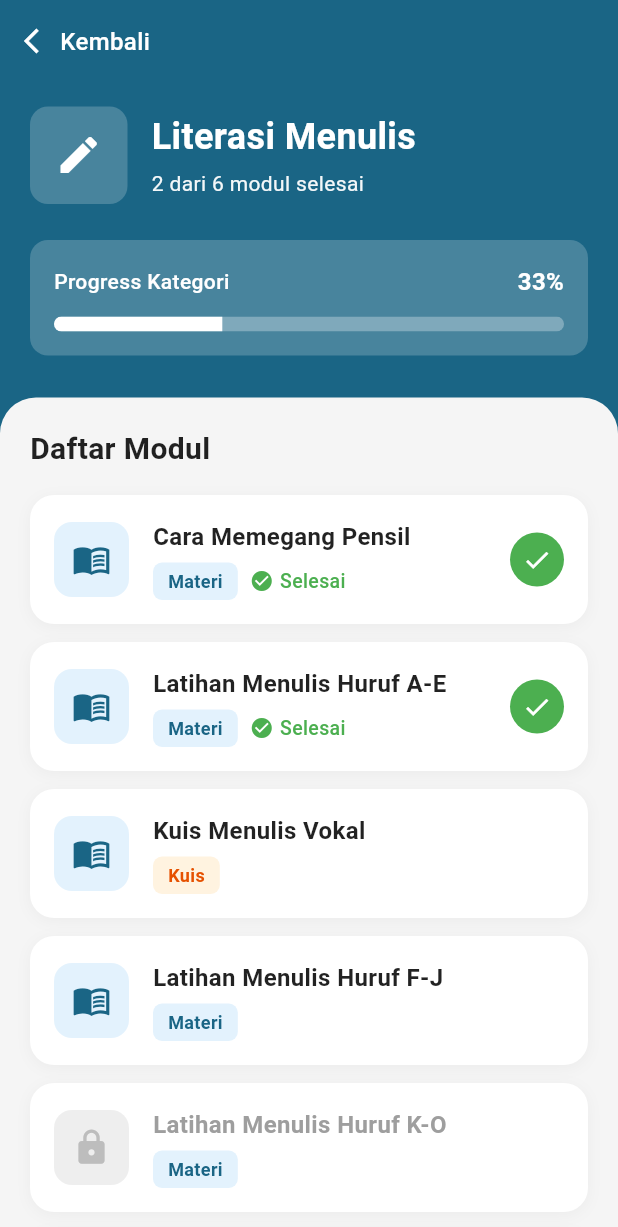
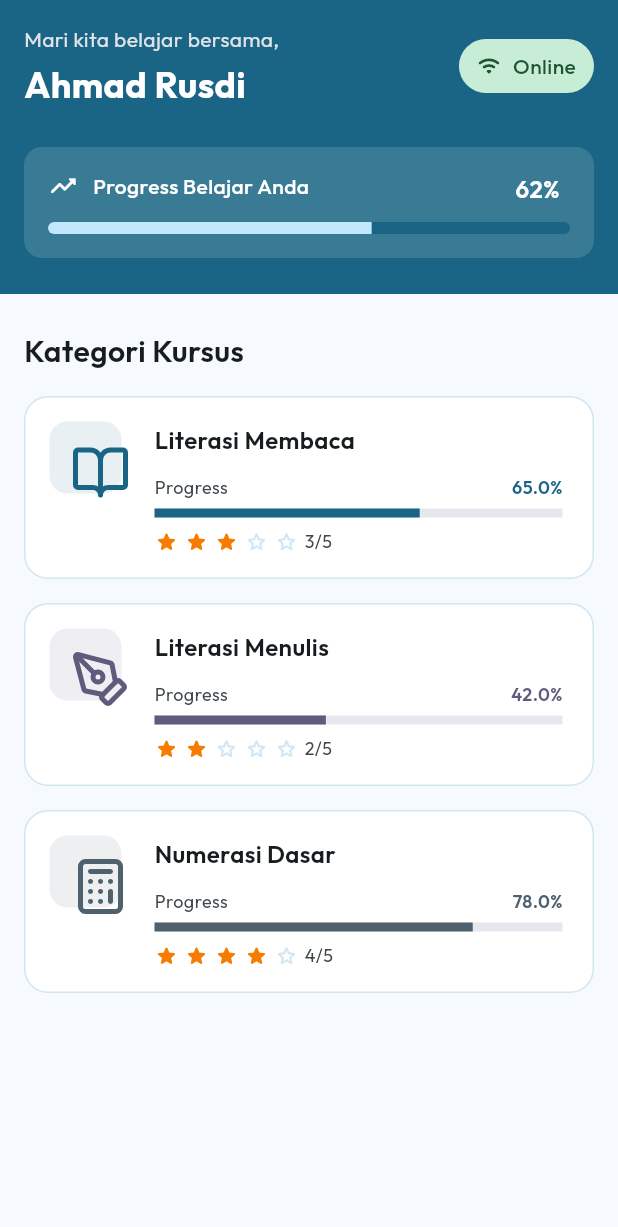
Before and after one commit to JavierGavra/SekolahKita, a Flutter app: the CoursePage screen opened directly, on a phone screen of 412 x 824 dp. Shown: the top 1227 px of the screen. Run offline on Flutter 3.47's test engine with Material 3 defaults, Android fonts, the phone set to English and light mode, and no system bars; our stand-ins replace connectivity_plus, flutter_svg, sqflite; accounts and stored records are empty.

Commit message:
feat: [JG] Course List page

```diff
--- a/lib/features/kursus/views/course_page.dart
+++ b/lib/features/course/views/pages/course_detail_page.dart
@@ -1,13 +1,13 @@
 import 'package:flutter/material.dart';
-import '../models/course_model.dart';
-import '../services/course_services.dart';
-import 'widgets/course_header.dart';
-import 'widgets/progress_card.dart';
-import 'widgets/module_card.dart';
-import 'widgets/info_card.dart';
+import '../../models/course_model.dart';
+import '../../services/course_services.dart';
+import '../widgets/course_detail_header.dart';
+import '../widgets/progress_card.dart';
+import '../widgets/module_card.dart';
+import '../widgets/info_card.dart';
 
-class CoursePage extends StatelessWidget {
-  const CoursePage({Key? key}) : super(key: key);
+class CourseDetailPage extends StatelessWidget {
+  const CourseDetailPage({super.key});
 
   @override
   Widget build(BuildContext context) {
@@ -40,7 +40,7 @@ class CoursePage extends StatelessWidget {
                 ],
               ),
             ),
-            CourseHeader(
+            CourseDetailHeader(
               title: course.title,
               completedModules: course.completedModules,
               totalModules: course.totalModules,
@@ -70,7 +70,9 @@ class CoursePage extends StatelessWidget {
                         ),
                       ),
                       const SizedBox(height: 16),
-                      ...course.modules.map((module) => ModuleCard(module: module)),
+                      ...course.modules.map(
+                        (module) => ModuleCard(module: module),
+                      ),
                       const SizedBox(height: 16),
                       const InfoCard(),
                       const SizedBox(height: 20),
--- /dev/null
+++ b/lib/features/course/views/pages/course_page.dart
@@ -0,0 +1,62 @@
+import 'package:flutter/material.dart';
+import 'package:flutter_svg/svg.dart';
+import 'package:sekolah_kita/core/constant/svg_assets.dart';
+import 'package:sekolah_kita/features/course/views/widgets/course_card.dart';
+import 'package:sekolah_kita/features/course/views/widgets/course_header.dart';
+
+class CoursePage extends StatelessWidget {
+  const CoursePage({super.key});
+
+  @override
+  Widget build(BuildContext context) {
+    final color = Theme.of(context).colorScheme;
+    return Scaffold(
+      body: Column(
+        children: [
+          CourseHeader(),
+          Container(
+            width: double.infinity,
+            padding: EdgeInsets.symmetric(horizontal: 16, vertical: 24),
+            child: Column(
+              crossAxisAlignment: CrossAxisAlignment.start,
+              children: [
+                Text(
+                  'Kategori Kursus',
+                  style: TextStyle(
+                    fontSize: 20,
+                    height: 1.4,
+                    fontWeight: FontWeight.w600,
+                  ),
+                ),
+                SizedBox(height: 16),
+                CourseCard(
+                  title: 'Literasi Membaca',
+                  iconPath: SvgAssets.introReadingIcon,
+                  accentColor: color.primary,
+                  progress: 0.65,
+                  myStars: 3,
+                ),
+                SizedBox(height: 16),
+                CourseCard(
+                  title: 'Literasi Menulis',
+                  iconPath: SvgAssets.introWritingIcon,
+                  accentColor: color.tertiary,
+                  progress: 0.42,
+                  myStars: 2,
+                ),
+                SizedBox(height: 16),
+                CourseCard(
+                  title: 'Numerasi Dasar',
+                  iconPath: SvgAssets.introNumerationIcon,
+                  accentColor: color.secondary,
+                  progress: 0.78,
+                  myStars: 4,
+                ),
+              ],
+            ),
+          ),
+        ],
+      ),
+    );
+  }
+}
--- /dev/null
+++ b/lib/features/course/views/widgets/course_card.dart
@@ -0,0 +1,152 @@
+import 'package:flutter/material.dart';
+import 'package:flutter_svg/svg.dart';
+
+class CourseCard extends StatelessWidget {
+  const CourseCard({
+    super.key,
+    required this.title,
+    required this.iconPath,
+    required this.accentColor,
+    required this.progress,
+    required this.myStars,
+  });
+
+  final String title, iconPath;
+  final Color accentColor;
+  final double progress;
+  final int myStars;
+
+  @override
+  Widget build(BuildContext context) {
+    final color = Theme.of(context).colorScheme;
+
+    return Container(
+      padding: const EdgeInsets.fromLTRB(16, 16, 20, 16),
+      decoration: BoxDecoration(
+        color: color.surfaceContainerLowest,
+        borderRadius: BorderRadius.circular(16),
+        border: Border.all(color: color.secondaryContainer),
+      ),
+      child: Row(
+        crossAxisAlignment: CrossAxisAlignment.start,
+        spacing: 22,
+        children: [
+          _buildIcon(color),
+          Expanded(
+            child: Column(
+              crossAxisAlignment: CrossAxisAlignment.start,
+              children: [
+                _buildTitle(),
+                SizedBox(height: 12),
+                ..._buildProgress(color),
+                SizedBox(height: 8),
+                _buildStars(color),
+              ],
+            ),
+          ),
+        ],
+      ),
+    );
+  }
+
+  Widget _buildIcon(ColorScheme color) {
+    return Stack(
+      clipBehavior: Clip.none,
+      children: [
+        Container(
+          width: 48,
+          height: 48,
+          decoration: BoxDecoration(
+            color: accentColor.withValues(alpha: 0.1),
+            borderRadius: BorderRadius.circular(12),
+          ),
+        ),
+        Positioned(
+          bottom: -6,
+          right: -6,
+          child: SvgPicture.asset(iconPath, width: 40, height: 40),
+        ),
+      ],
+    );
+  }
+
+  Widget _buildTitle() {
+    return Text(
+      title,
+      style: TextStyle(fontSize: 16, height: 1.5, fontWeight: FontWeight.w600),
+    );
+  }
+
+  List<Widget> _buildProgress(ColorScheme color) {
+    return [
+      Row(
+        mainAxisAlignment: MainAxisAlignment.spaceBetween,
+        children: [
+          Text(
+            "Progress",
+            style: TextStyle(
+              color: color.onSurfaceVariant,
+              fontSize: 12,
+              height: 1.333,
+            ),
+          ),
+          Text(
+            "${progress * 100}%",
+            style: TextStyle(
+              color: accentColor,
+              fontWeight: FontWeight.w600,
+              fontSize: 12,
+              height: 1.333,
+            ),
+          ),
+        ],
+      ),
+      SizedBox(height: 6),
+      LinearProgressIndicator(
+        value: progress,
+        minHeight: 6,
+        color: accentColor,
+        backgroundColor: color.surfaceContainerHigh,
+      ),
+    ];
+  }
+
+  Widget _buildStars(ColorScheme color) {
+    return Row(
+      children: [
+        ...List.generate(5, (index) {
+          if (index < myStars) {
+            return Padding(
+              padding: const EdgeInsets.only(right: 4),
+              child: Icon(
+                Icons.star_rounded,
+                size: 16,
+                color: const Color(0xFFF57C00),
+              ),
+            );
+          } else {
+            return Padding(
+              padding: const EdgeInsets.only(right: 4),
+              child: Icon(
+                Icons.star_border_rounded,
+                size: 16,
+                color: color.secondaryContainer,
+              ),
+            );
+          }
+        }),
+        Padding(
+          padding: EdgeInsets.only(right: 2),
+          child: Text(
+            "$myStars/5",
+            style: TextStyle(
+              color: color.onSurfaceVariant,
+              fontSize: 12,
+              height: 1.333,
+            ),
+          ),
+        ),
+      ],
+    );
+  }
+}
--- a/lib/features/kursus/views/widgets/course_header.dart
+++ b/lib/features/course/views/widgets/course_detail_header.dart
@@ -1,11 +1,11 @@
 import 'package:flutter/material.dart';
 
-class CourseHeader extends StatelessWidget {
+class CourseDetailHeader extends StatelessWidget {
   final String title;
   final int completedModules;
   final int totalModules;
 
-  const CourseHeader({
+  const CourseDetailHeader({
     Key? key,
     required this.title,
     required this.completedModules,
--- /dev/null
+++ b/lib/features/course/views/widgets/course_header.dart
@@ -0,0 +1,118 @@
+import 'package:flutter/material.dart';
+import 'package:sekolah_kita/core/widgets/online_chip.dart';
+
+class CourseHeader extends StatelessWidget {
+  const CourseHeader({super.key});
+
+  @override
+  Widget build(BuildContext context) {
+    final color = Theme.of(context).colorScheme;
+    return Container(
+      width: double.infinity,
+      color: color.primary,
+      padding: const EdgeInsets.fromLTRB(16, 14, 16, 24),
+      child: SafeArea(
+        bottom: false,
+        child: Column(
+          children: [
+            _buildGreeting(color),
+            SizedBox(height: 24),
+            _buildProgress(color),
+          ],
+        ),
+      ),
+    );
+  }
+
+  Widget _buildGreeting(ColorScheme color) {
+    return Row(
+      mainAxisAlignment: MainAxisAlignment.spaceBetween,
+      children: [
+        Column(
+          crossAxisAlignment: CrossAxisAlignment.start,
+          children: [
+            Text(
+              'Mari kita belajar bersama,',
+              style: TextStyle(
+                color: color.surfaceContainerHighest,
+                height: 1.714,
+              ),
+            ),
+            Text(
+              'Ahmad Rusdi',
+              style: TextStyle(
+                color: color.onPrimary,
+                fontSize: 24,
+                fontWeight: FontWeight.bold,
+                height: 1.5,
+              ),
+            ),
+          ],
+        ),
+        OnlineChip(),
+      ],
+    );
+  }
+
+  Widget _buildProgress(ColorScheme color) {
+    return Container(
+      padding: const EdgeInsets.all(16),
+      decoration: BoxDecoration(
+        color: color.surfaceContainer.withValues(alpha: 0.15),
+        borderRadius: BorderRadius.circular(12),
+      ),
+      child: Column(
+        crossAxisAlignment: CrossAxisAlignment.start,
+        children: [
+          Row(
+            mainAxisAlignment: MainAxisAlignment.spaceBetween,
+            crossAxisAlignment: CrossAxisAlignment.start,
+            children: [
+              Row(
+                spacing: 10,
+                children: [
+                  Icon(
+                    Icons.trending_up_rounded,
+                    color: color.onPrimary,
+                    size: 20,
+                  ),
+                  Text(
+                    'Progress Belajar Anda',
+                    style: TextStyle(
+                      fontWeight: FontWeight.w500,
+                      color: color.onPrimary,
+                      fontSize: 14,
+                      height: 1.428,
+                    ),
+                  ),
+                ],
+              ),
+              Padding(
+                padding: const EdgeInsets.only(right: 7),
+                child: Text(
+                  '62%',
+                  style: TextStyle(
+                    fontWeight: FontWeight.w600,
+                    color: color.onPrimary,
+                    fontSize: 16,
+                    height: 1.5,
+                  ),
+                ),
+              ),
+            ],
+          ),
+          SizedBox(height: 10),
+          ClipRRect(
+            borderRadius: BorderRadius.circular(8),
+            child: LinearProgressIndicator(
+              value: 0.62,
+              minHeight: 8,
+              backgroundColor: color.primary,
+              valueColor: AlwaysStoppedAnimation<Color>(color.primaryContainer),
+            ),
+          ),
+        ],
+      ),
+    );
+  }
+}
--- a/lib/features/navigation/views/pages/bottom_navigation.dart
+++ b/lib/features/navigation/views/pages/bottom_navigation.dart
@@ -1,4 +1,5 @@
 import 'package:flutter/material.dart';
+import 'package:sekolah_kita/features/course/views/pages/course_page.dart';
 import 'package:sekolah_kita/features/home/views/pages/home_page.dart';
 
 class BottomNavigation extends StatefulWidget {
@@ -13,7 +14,7 @@ class _BottomNavigationState extends State<BottomNavigation> {
 
   List<Widget> get _pages => [
     HomePage(),
-    Center(child: Text('Search Page')),
+    CoursePage(),
     Center(child: Text('Profile Page')),
   ];
 
--- a/lib/main.dart
+++ b/lib/main.dart
@@ -15,7 +15,11 @@ class MyApp extends StatelessWidget {
     return MaterialApp(
       title: 'Flutter Demo',
       debugShowCheckedModeBanner: false,
-      theme: ThemeData(colorScheme: MaterialTheme.lightScheme()),
+      theme: ThemeData(
+        fontFamily: 'Outfit',
+        useMaterial3: true,
+        colorScheme: MaterialTheme.lightScheme(),
+      ),
       home: const Splashscreen(),
     );
   }
```
Also changed, not shown: lib/features/course/models/course_model.dart (renamed from lib/features/kursus/models/course_model.dart), lib/features/course/models/module_model.dart (renamed from lib/features/kursus/models/module_model.dart), lib/features/course/services/course_services.dart (renamed from lib/features/kursus/services/course_services.dart), lib/features/course/views/widgets/info_card.dart (renamed from lib/features/kursus/views/widgets/info_card.dart), lib/features/course/views/widgets/module_card.dart (renamed from lib/features/kursus/views/widgets/module_card.dart), lib/features/course/views/widgets/progress_card.dart (renamed from lib/features/kursus/views/widgets/progress_card.dart), pubspec.lock.
